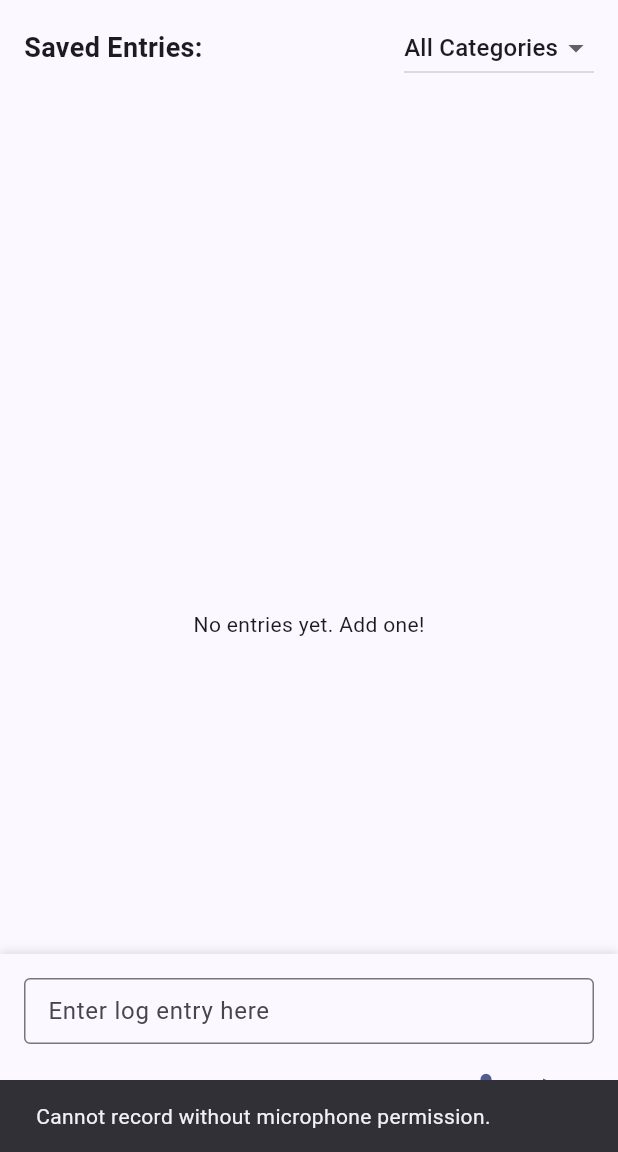
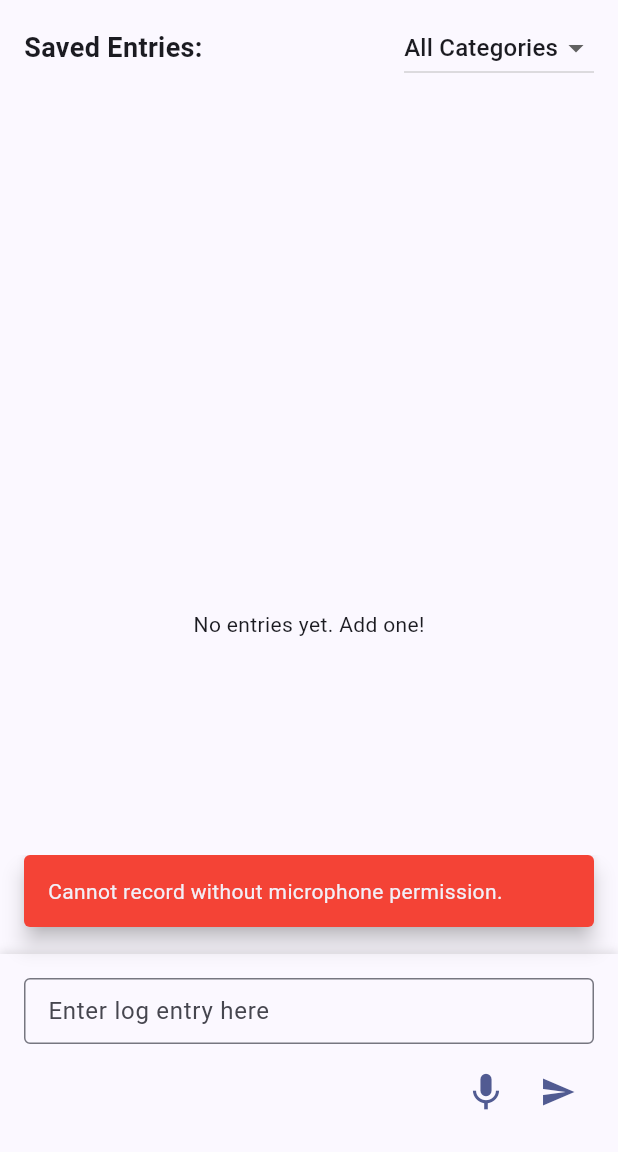
Before and after one commit to AndrewBert/log-everything, a Flutter app: the screen it shows after launch, after a tap on the "mic" icon, on a phone screen of 412 x 824 dp, the part 84-1236 px from its top. Run offline on Flutter 3.47's test engine with Material 3 defaults, Android fonts, the phone set to English and light mode, and no system bars; our stand-ins replace flutter_bloc, flutter_dotenv, permission_handler, shared_preferences; missing offline and left inert: record.

Commit message:
Refactor SnackBar handling in HomeScreen; implement a helper method for consistent floating SnackBars

```diff
--- a/lib/screens/home_screen.dart
+++ b/lib/screens/home_screen.dart
@@ -52,17 +52,39 @@ class _MyHomePageState extends State<MyHomePage> {
   }
   // --- End focus change handler ---
 
+  // --- Helper to show consistent floating SnackBars ---
+  void _showFloatingSnackBar(
+    BuildContext targetContext, {
+    required Widget content,
+    Duration duration = const Duration(seconds: 4),
+    SnackBarAction? action,
+    Color? backgroundColor,
+  }) {
+    final messenger = ScaffoldMessenger.of(targetContext);
+    messenger.hideCurrentSnackBar();
+    messenger.showSnackBar(
+      SnackBar(
+        content: content,
+        duration: duration,
+        action: action,
+        backgroundColor: backgroundColor,
+        behavior: SnackBarBehavior.floating,
+        margin: const EdgeInsets.only(bottom: 150.0, left: 16.0, right: 16.0),
+      ),
+    );
+  }
+  // --- End Helper ---
+
   void _handleInput() {
     final String currentInput = _textController.text;
     if (currentInput.isNotEmpty) {
       context.read<EntryCubit>().addEntry(currentInput);
       _textController.clear();
       FocusScope.of(context).unfocus(); // Hide keyboard
-      ScaffoldMessenger.of(context).showSnackBar(
-        const SnackBar(
-          content: Text('Processing entry...'),
-          duration: Duration(milliseconds: 800),
-        ),
+      _showFloatingSnackBar(
+        context, // Use the main screen context
+        content: const Text('Processing entry...'),
+        duration: const Duration(milliseconds: 800),
       );
     }
   }
@@ -171,14 +193,13 @@ Entries using this category will be moved to "Misc".''',
                                               );
 
                                               navigator.pop();
-                                              scaffoldMessenger.showSnackBar(
-                                                SnackBar(
+                                              _showFloatingSnackBar(
+                                                context,
                                                 content: Text(
                                                   'Category "$category" deleted',
                                                 ),
                                                 duration: const Duration(
                                                   seconds: 2,
-                                                  ),
                                                 ),
                                               );
                                             }
@@ -232,10 +253,9 @@ Entries using this category will be moved to "Misc".''',
                         dialogContext,
                       ).addCustomCategory(newCategory);
                       categoryInputController.clear();
-                      ScaffoldMessenger.of(dialogContext).showSnackBar(
-                        SnackBar(
+                      _showFloatingSnackBar(
+                        context,
                         content: Text('Category "$newCategory" added'),
-                        ),
                       );
                     }
                   },
@@ -327,23 +347,18 @@ Entries using this category will be moved to "Misc".''',
                       );
                       Navigator.of(dialogContext).pop(); // Close dialog
                       if (mounted) {
-                        // Check if the main screen state is still mounted
-                        ScaffoldMessenger.of(context).showSnackBar(
-                          const SnackBar(
-                            content: Text('Entry updated'),
-                            duration: Duration(seconds: 1),
-                          ),
+                        _showFloatingSnackBar(
+                          context, // Use the main screen context
+                          content: const Text('Entry updated'),
+                          duration: const Duration(seconds: 1),
                         );
                       }
                     } else {
-                      // Optional: Show validation error within dialog if text is empty
-                      // Consider showing this error within the dialog itself
-                      ScaffoldMessenger.of(dialogContext).showSnackBar(
-                        // Use dialog context
-                        const SnackBar(
-                          content: Text('Entry text cannot be empty.'),
+                      // Show error SnackBar using the helper
+                      _showFloatingSnackBar(
+                        dialogContext, // Show within the dialog context here
+                        content: const Text('Entry text cannot be empty.'),
                         backgroundColor: Colors.red,
-                        ),
                       );
                     }
                   },
@@ -685,22 +700,18 @@ Entries using this category will be moved to "Misc".''',
                     final entryToDelete = entry;
                     context.read<EntryCubit>().deleteEntry(entryToDelete);
                     if (mounted) {
-                      ScaffoldMessenger.of(
-                        context,
-                      ).removeCurrentSnackBar(); // Remove any previous snackbar
-                      ScaffoldMessenger.of(context).showSnackBar(
-                        SnackBar(
+                      // Remove previous snackbar is handled by the helper now
+                      _showFloatingSnackBar(
+                        context, // Use the main screen context
                         content: const Text('Entry deleted'),
                         duration: const Duration(seconds: 4),
                         action: SnackBarAction(
                           label: 'Undo',
                           onPressed: () {
-                              // Re-add the entry if undo is pressed
                             context.read<EntryCubit>().addEntryObject(
                               entryToDelete,
                             );
                           },
-                          ),
                         ),
                       );
                     }
@@ -756,56 +767,55 @@ Entries using this category will be moved to "Misc".''',
                     transcriptionStatusChanged;
               },
               listener: (context, state) {
-                // Only show permission snackbar if we NEED to request permission
-                // AND we're actively trying to use the mic (don't show on app start)
+                // Permission Denied
                 if ((state.micPermissionStatus == PermissionStatus.denied ||
                         state.micPermissionStatus ==
                             PermissionStatus.permanentlyDenied) &&
                     state.isRecording) {
-                  ScaffoldMessenger.of(context).showSnackBar(
-                    const SnackBar(
-                      content: Text(
+                  _showFloatingSnackBar(
+                    context,
+                    content: const Text(
                       'Microphone permission is required for voice input.',
-                      ),
                     ),
                   );
                 }
 
                 // Handle errors
                 if (state.errorMessage != null) {
-                  ScaffoldMessenger.of(
+                  _showFloatingSnackBar(
                     context,
-                  ).showSnackBar(SnackBar(content: Text(state.errorMessage!)));
+                    content: Text(state.errorMessage!),
+                    backgroundColor: Colors.red, // Optional: Indicate error
+                  );
                 }
 
                 // Handle transcription status
                 if (state.transcriptionStatus ==
                     TranscriptionStatus.transcribing) {
-                  ScaffoldMessenger.of(context).showSnackBar(
-                    const SnackBar(
-                      content: Row(
+                  _showFloatingSnackBar(
+                    context,
+                    content: const Row(
                       children: [
                         CircularProgressIndicator(strokeWidth: 3),
                         SizedBox(width: 15),
                         Text('Transcribing audio...'),
                       ],
                     ),
-                      duration: Duration(seconds: 10),
-                    ),
+                    duration: const Duration(seconds: 10),
                   );
                 } else if (state.transcriptionStatus ==
                     TranscriptionStatus.success) {
-                  ScaffoldMessenger.of(context).hideCurrentSnackBar();
-                  ScaffoldMessenger.of(context).showSnackBar(
-                    const SnackBar(
-                      content: Text('Transcription successful!'),
-                      duration: Duration(seconds: 2),
-                    ),
+                  // Hide transcribing snackbar is handled by the helper
+                  _showFloatingSnackBar(
+                    context,
+                    content: const Text('Transcription successful!'),
+                    duration: const Duration(seconds: 2),
                   );
                 }
               },
-              child:
-                  const SizedBox.shrink(), // Listener doesn't need to render anything
+              // --- Add this child ---
+              child: const SizedBox.shrink(), // Provide an empty child
+              // --- End addition ---
             ),
           ],
         ),
```
Lines whose indentation alone changed are shown as unchanged.
